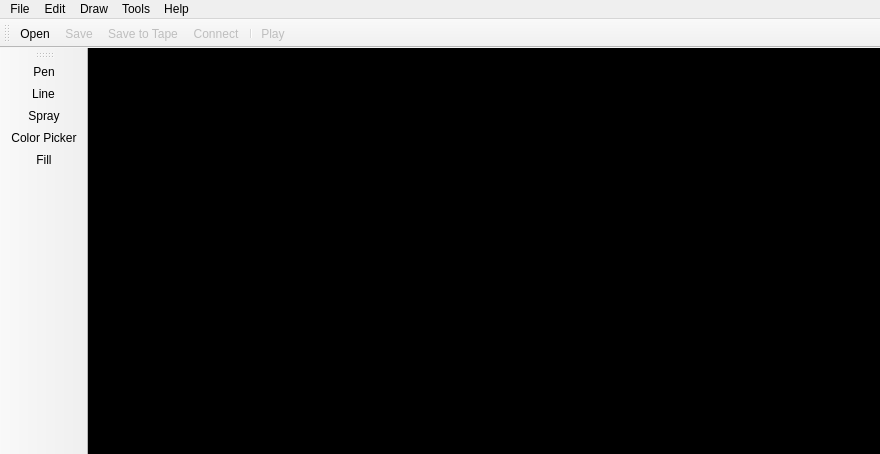
Qt form PatternPaint/mainwindow.ui (Blinkinlabs/PatternPaint) before a commit.
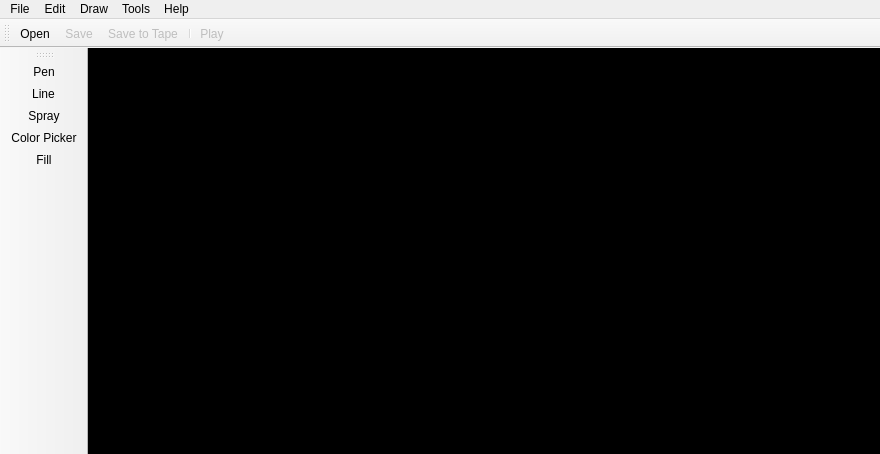
The same form after that commit. Icons and pictures are not drawn. Custom widgets are drawn as their Qt base class.

Commit message: Remove connect button from toolbar, since we autoconnect now.

Patch:
```diff
--- a/PatternPaint/mainwindow.ui
+++ b/PatternPaint/mainwindow.ui
@@ -250,7 +250,6 @@
    <addaction name="actionLoad_File"/>
    <addaction name="actionSave_File"/>
    <addaction name="actionSave_to_Tape"/>
-   <addaction name="actionConnect"/>
    <addaction name="separator"/>
    <addaction name="actionPlay"/>
   </widget>
```
Left out of the diff: 8 changed lines with no effect on the pictures.
